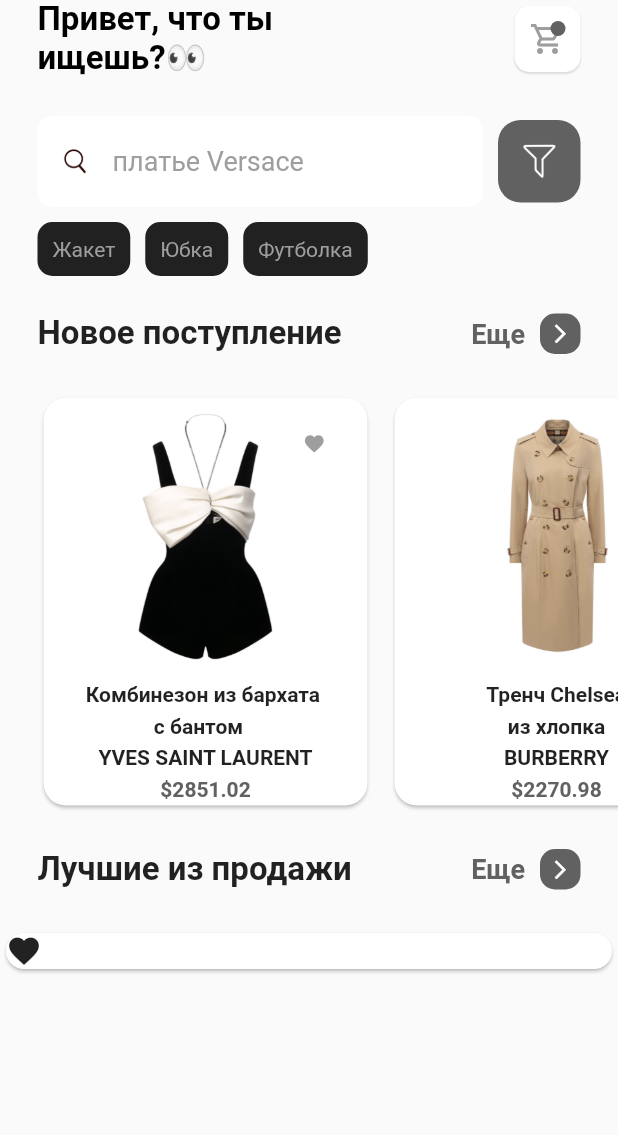
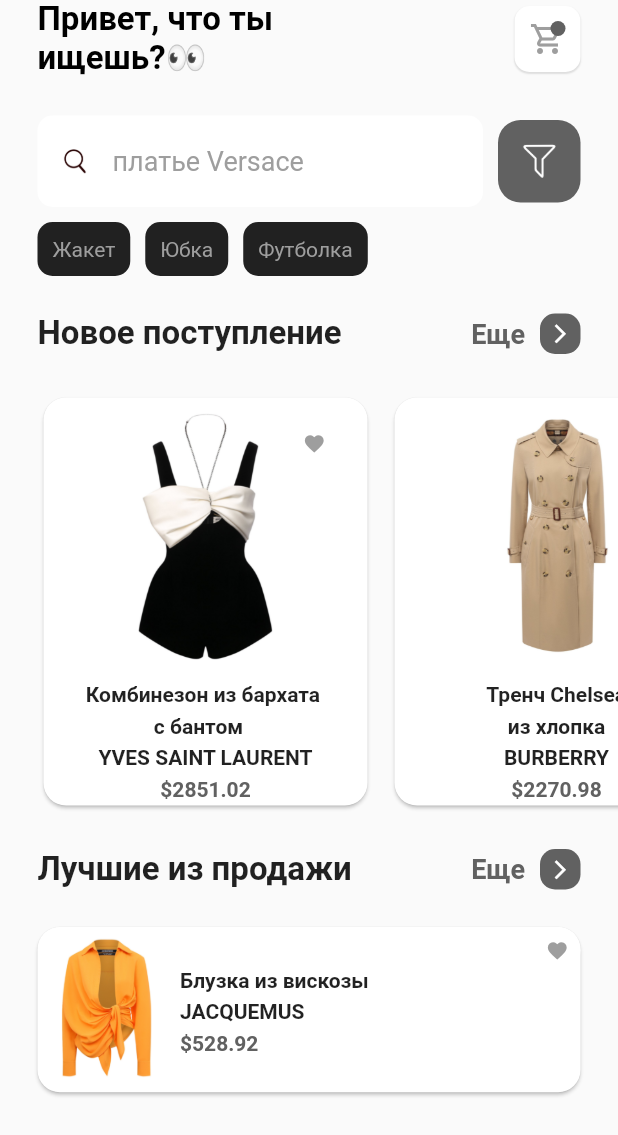
Before and after one commit to mbayzhanova/lux_brands, a Flutter app: the screen it shows after launch, on a phone screen of 412 x 824 dp. Shown: the top 1135 px of the screen. Run offline on Flutter 3.47's test engine with Material 2 defaults, Android fonts, the light colour scheme and no system bars.

Commit message:
детсодежда

```diff
--- a/lib/models/clothes.dart
+++ b/lib/models/clothes.dart
@@ -62,8 +62,24 @@
           '\$755,82',
           'assets/images/hb1.png',
           ['assets/images/hb2.png', 'assets/images/hb3.png']),
-      Clothes('Свитшот «Gucci Band»\n для детей 3–12 лет', 'GUCCI', '\$329,13',
-          'assets/images/guccib1.png', ['assets/images/guccib2.png'])
+      Clothes(
+          ' Свитшот «Gucci Band»\n для девеочек 3–12 лет',
+          'GUCCI',
+          '\$329,13',
+          'assets/images/guccib1.png',
+          ['assets/images/guccib2.png']),
+      Clothes(
+          '   Хлопковый свитшот\n для мальчиков 5-6 лет',
+          'POLO RALPH LAUREN',
+          '\$132.84',
+          'assets/images/prlbaby1.png',
+          ['assets/images/prlbaby2.png', 'assets/images/prlbaby3.png']),
+      Clothes('Комплект для малышей\n   из трех предметов', 'BURBERRY',
+          '\$466.67', 'assets/images/burbaby1.png', [
+        'assets/images/burbaby2.png',
+        'assets/images/burbaby3.png',
+        'assets/images/burbaby4.png'
+      ])
     ];
   }
 }
--- a/lib/screens/home/widget/best_sell.dart
+++ b/lib/screens/home/widget/best_sell.dart
@@ -10,15 +10,59 @@
         children: [
           CategoriesList('Лучшие из продажи'),
           Card(
+            margin: EdgeInsets.symmetric(horizontal: 25),
             shape:
                 RoundedRectangleBorder(borderRadius: BorderRadius.circular(15)),
             child: Stack(
               children: [
-                Row(
-                  children: [],
+                Padding(
+                  padding: const EdgeInsets.all(5),
+                  child: Row(
+                    children: [
+                      ClipRRect(
+                          borderRadius: BorderRadius.circular(15),
+                          child: Image.asset('assets/images/bs(jc1).png',
+                              width: 80)),
+                      SizedBox(width: 10),
+                      Column(
+                        crossAxisAlignment: CrossAxisAlignment.start,
+                        children: [
+                          Text(
+                            'Блузка из вискозы',
+                            style: TextStyle(
+                                fontWeight: FontWeight.bold, height: 1.5),
+                          ),
+                          Text(
+                            'JACQUEMUS',
+                            style: TextStyle(
+                                fontWeight: FontWeight.bold, height: 1.5),
+                          ),
+                          Text(
+                            '\$528.92',
+                            style: TextStyle(
+                                fontWeight: FontWeight.bold,
+                                height: 1.5,
+                                color: Theme.of(context).primaryColor),
+                          )
+                        ],
+                      )
+                    ],
+                  ),
                 ),
                 Positioned(
-                  child: Icon(Icons.favorite),
+                  top: 0,
+                  right: 0,
+                  child: Container(
+                    padding: EdgeInsets.all(8),
+                    decoration: BoxDecoration(
+                        color: Colors.white.withOpacity(0.9),
+                        shape: BoxShape.circle),
+                    child: Icon(
+                      Icons.favorite,
+                      color: Colors.grey,
+                      size: 15,
+                    ),
+                  ),
                 )
               ],
             ),
```
Also changed, not shown: assets/images/bs(jc1).png (added), assets/images/burbaby1.png (added), assets/images/burbaby2.png (added), assets/images/burbaby3.png (added), assets/images/burbaby4.png (added), assets/images/prlbaby1.png (added), assets/images/prlbaby2.png (added), assets/images/prlbaby3.png (added).
